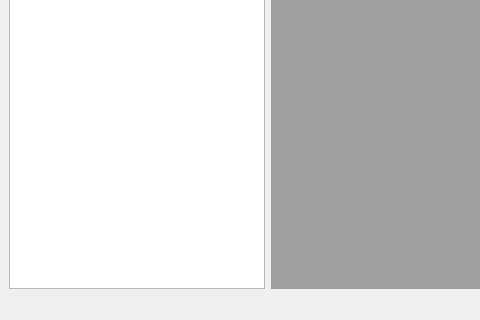
Old version of the form medeawindow.ui in the repository cdit-ma/SEM; both pictures show x 0 to 480 and y 280 to 600 of the 800 by 600 pixel window.
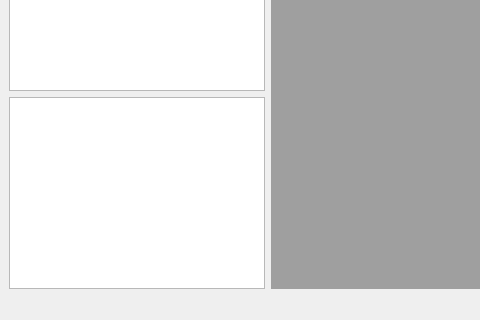
New version of the form.

```diff
--- a/medeawindow.ui
+++ b/medeawindow.ui
@@ -16,7 +16,7 @@
   <widget class="QWidget" name="centralwidget">
    <layout class="QHBoxLayout" name="horizontalLayout" stretch="0,5">
     <item>
-     <layout class="QVBoxLayout" name="verticalLayout" stretch="0,1,0,10">
+     <layout class="QVBoxLayout" name="verticalLayout" stretch="0,1,0,10,0">
       <item>
        <layout class="QVBoxLayout" name="Aspects_2">
         <item>
@@ -113,6 +113,9 @@
       <item>
        <widget class="QTableView" name="attributeTable"/>
       </item>
+      <item>
+       <widget class="QListView" name="listView"/>
+      </item>
      </layout>
     </item>
     <item>
```
